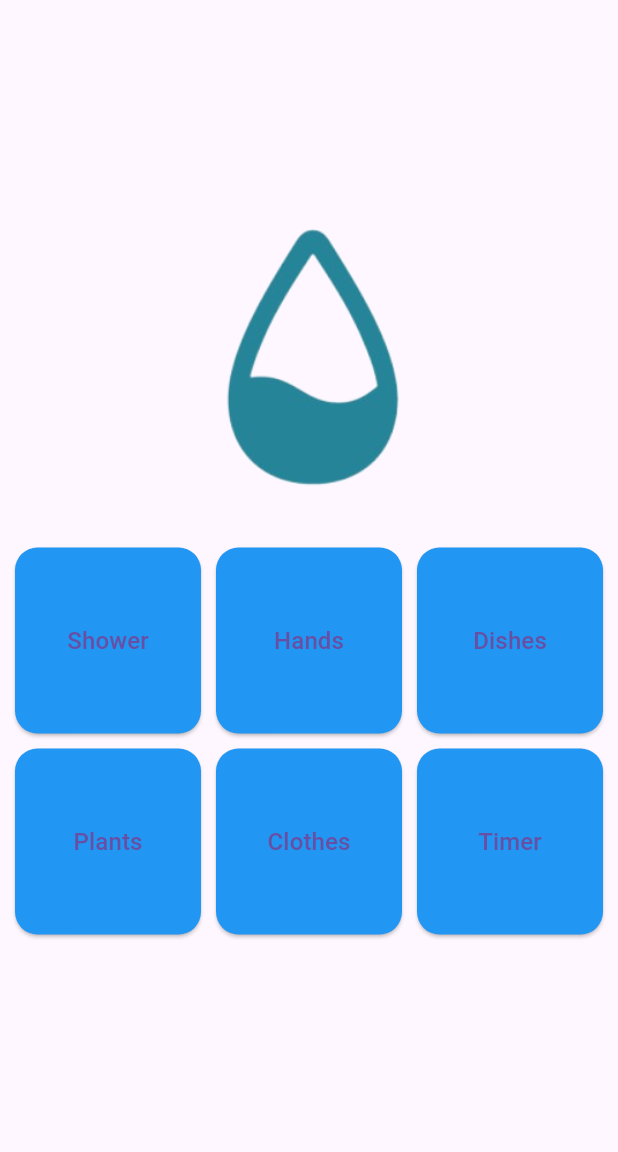
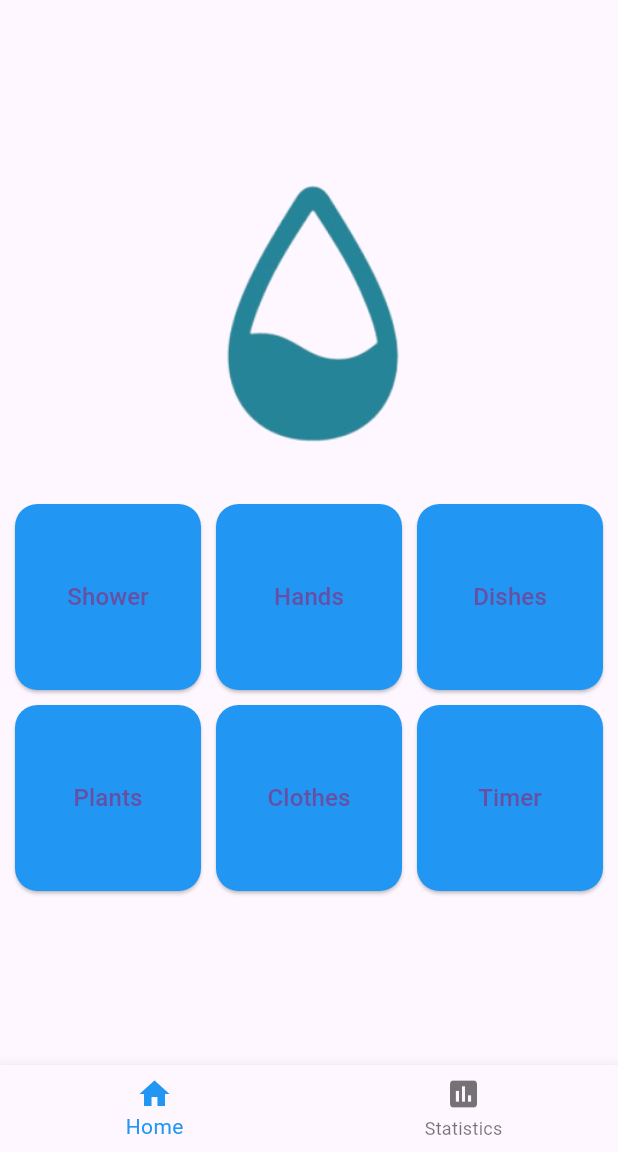
Before and after one commit to FEUP-LEIC-ES-2023-24/WaterXPTO, a Flutter app: the MainMenu screen opened directly, on a phone screen of 412 x 824 dp, the part 84-1236 px from its top. Run offline on Flutter 3.47's test engine with Material 3 defaults, Android fonts, the phone set to English and light mode, and no system bars; our stand-ins replace fl_chart, google_fonts.

```diff
--- a/verticalPrototype/vertical_prototype/lib/MainMenu.dart
+++ b/verticalPrototype/vertical_prototype/lib/MainMenu.dart
@@ -1,8 +1,29 @@
 import 'package:flutter/material.dart';
 
+import 'Statistics/StatisticsContent.dart';
 
-class MainMenu extends StatelessWidget {
+
+class MainMenu extends StatefulWidget {
   const MainMenu({super.key});
+
+  @override
+  State<MainMenu> createState() => _MainMenuState();
+}
+
+class _MainMenuState extends State<MainMenu> {
+
+  int _selectedIndex = 0;
+
+  static  List<Widget> _widgetOptions = <Widget>[
+    HomeContent(),
+    StatisticsContent(),
+  ];
+
+  void _onItemTapped(int index) {
+    setState(() {
+      _selectedIndex = index;
+    });
+  }
 
   @override
   Widget build(BuildContext context) {
@@ -13,7 +34,40 @@ class MainMenu extends StatelessWidget {
         elevation: 0,
         centerTitle: true,
       ),
-      body: Center(
+      body: _widgetOptions[_selectedIndex],
+
+
+      bottomNavigationBar: BottomNavigationBar(
+        items: const <BottomNavigationBarItem>[
+          BottomNavigationBarItem(
+            icon: Icon(Icons.home),
+            label: 'Home',
+          ),
+          BottomNavigationBarItem(
+            icon: Icon(Icons.insert_chart),
+            label: 'Statistics',
+          ),
+        ],
+        currentIndex: _selectedIndex,
+        selectedItemColor: Colors.blue,
+        onTap: _onItemTapped,
+      ),
+
+    );
+  }
+}
+
+class HomeContent extends StatefulWidget {
+  const HomeContent({super.key});
+
+  @override
+  State<HomeContent> createState() => _HomeContentState();
+}
+
+class _HomeContentState extends State<HomeContent> {
+  @override
+  Widget build(BuildContext context) {
+    return Center(
       child: Column(
         mainAxisAlignment: MainAxisAlignment.center,
         children: [
@@ -40,10 +94,10 @@ class MainMenu extends StatelessWidget {
           ),
         ],
       ),
-      ),
     );
   }
 }
+
 
 class CustomButton extends StatelessWidget {
   final String text;
--- a/verticalPrototype/vertical_prototype/lib/Statistics/YearChart.dart
+++ b/verticalPrototype/vertical_prototype/lib/Statistics/YearChart.dart
@@ -47,7 +47,7 @@ class _YearchartState extends State<Yearchart> {
                 border: const Border(bottom: BorderSide(), left: BorderSide())),
             gridData: FlGridData(show: false),
             titlesData: FlTitlesData(
-              bottomTitles: AxisTitles(sideTitles: _groupSideTitles()),
+              bottomTitles: AxisTitles(sideTitles: SideTitles(showTitles: false)),
               leftTitles: AxisTitles(sideTitles: SideTitles(showTitles: false)),
               topTitles: AxisTitles(sideTitles: SideTitles(showTitles: false)),
               rightTitles: AxisTitles(sideTitles: SideTitles(showTitles: false)),
```
Lines whose indentation alone changed are shown as unchanged.
